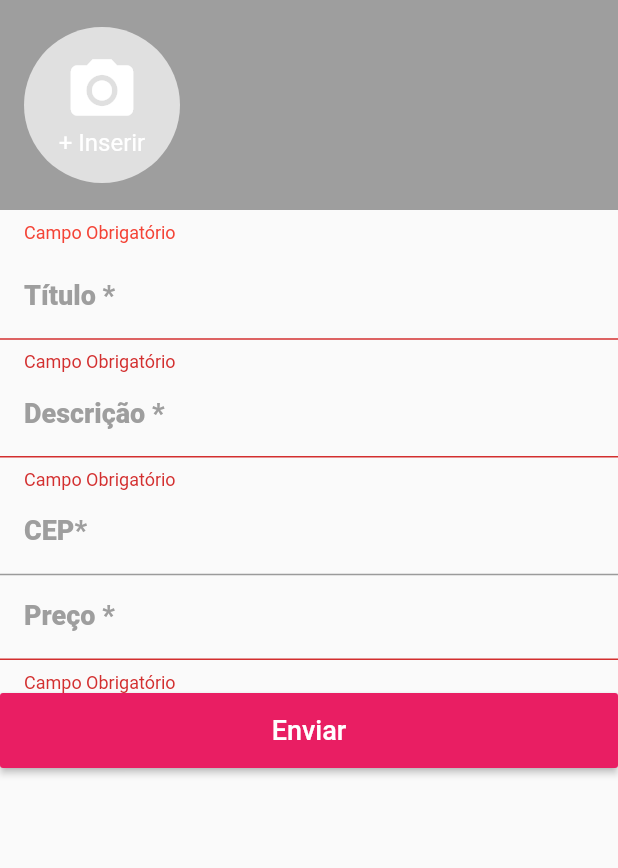
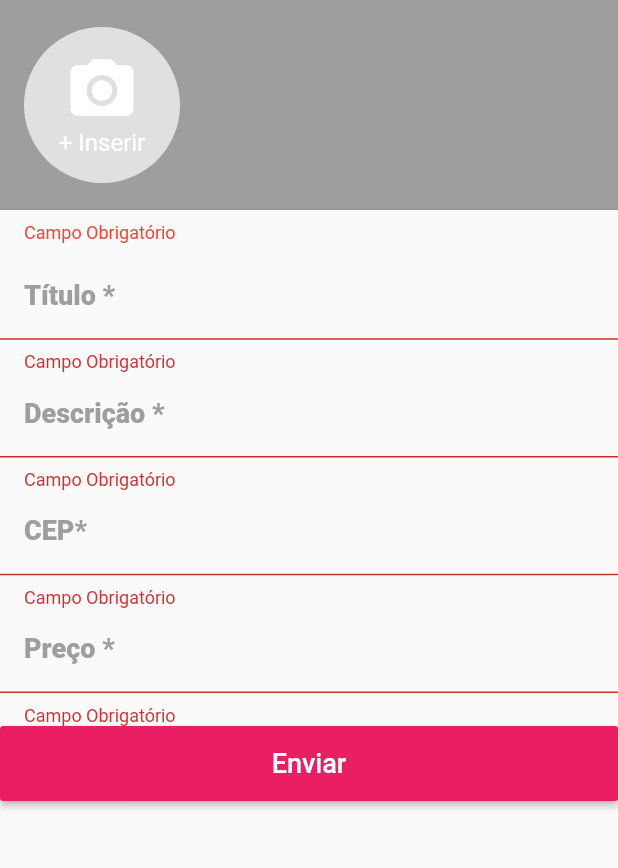
Before and after one commit to PAULOFO/business_magazine, a Flutter app: the CreateScreen screen opened directly, after a tap on "Enviar", on a phone screen of 412 x 824 dp, the part 84-952 px from its top. Run offline on Flutter 3.47's test engine with Material 2 defaults, Android fonts, the phone set to English and light mode, and no system bars; our stand-ins replace brasil_fields, dio, image_picker, rxdart.

Commit message:
Finalizando o Campo de CEP

```diff
--- a/lib/api/api_postalcode.dart
+++ b/lib/api/api_postalcode.dart
@@ -29,7 +29,7 @@
       federativeUnit: response.data['uf'],
     );
 
-    return ApiResponse.sucess(result: address);
+    return ApiResponse.success(result: address);
   } on DioError catch (e) {
     return ApiResponse.error(
       error: ApiError(
--- a/lib/blocs/cep_bloc.dart
+++ b/lib/blocs/cep_bloc.dart
@@ -15,14 +15,19 @@
 
 }
 
-class CapBloc {
+class CepBloc {
+
+  CepBloc() {
+    onChanged("");///VALOR VAZIO DO CEP
+  }
 
   final BehaviorSubject<CepBlocState> _cepController = BehaviorSubject<CepBlocState>();
+  Stream<CepBlocState> get outCep => _cepController.stream;
 
   void searchCep(String cep) async {
     final ApiResponse apiResponse = await getAddressFromAPI(cep);
 
-    if(apiResponse.sucess){
+    if (apiResponse.success) {
       _cepController.add(
           CepBlocState(
             cepFieldState: CepFieldState.VALID,
@@ -40,9 +45,12 @@
     }
   }
 
-  void onChanged(String cep){
-    cep = cep.trim().replaceAll('-','').replaceAll('-','');///trim REMOVE OS ESPAÇOS EM BRANCO
-    if(cep.isEmpty || cep.length < 8){///SE CEP ESTIVER OU TAMANHO FOR MENOR Q 8, ESTÁ INCOMPLETO
+  void onChanged(String cep) {
+    cep = cep.trim().replaceAll('-', '').replaceAll('-', '');
+
+    ///trim REMOVE OS ESPAÇOS EM BRANCO
+    if (cep.isEmpty || cep.length < 8) {
+      ///SE CEP ESTIVER OU TAMANHO FOR MENOR Q 8, ESTÁ INCOMPLETO
       _cepController.add(
           CepBlocState(
               cepFieldState: CepFieldState.INCOMPLETE,
@@ -52,9 +60,10 @@
     } else {
       searchCep(cep);
     }
+  }
 
-    void dispose(){
+  void dispose() {
     _cepController.close();
   }
+
 }
-}
--- a/lib/common/custom_drawer/cep_field.dart
+++ b/lib/common/custom_drawer/cep_field.dart
@@ -1,4 +1,5 @@
 import 'package:brasil_fields/brasil_fields.dart';
+import 'package:businessmagazine/blocs/cep_bloc.dart';
 import 'package:businessmagazine/models/address.dart';
 import 'package:flutter/material.dart';
 import 'package:flutter/services.dart';
@@ -19,11 +20,34 @@
   InputDecoration get decoration => widget.decoration;
   FormFieldSetter<Address> get onSaved => widget.onSaved;
 
+  CepBloc cepBloc;
+
+ @override
+  void initState() {
+    super.initState();
+    cepBloc = CepBloc();
+  }
+
+ @override
+  void dispose() {
+    cepBloc?.dispose();
+    super.dispose();
+  }
+
   @override
   Widget build(BuildContext context) {
+    return StreamBuilder<CepBlocState>(
+      initialData: CepBlocState(
+        cepFieldState: CepFieldState.INITIALIZING,
+      ),
+      stream: cepBloc.outCep,
+      builder: (context, snapshot) {
+        if(snapshot.data.cepFieldState == CepFieldState.INITIALIZING)
+          return Column();
         return Column(
           children: <Widget>[
             TextFormField(
+              initialValue: snapshot.data.cep,
               keyboardType: TextInputType.number,
               decoration: decoration,
               inputFormatters: [
@@ -31,11 +55,56 @@
                 CepInputFormatter(),
               ],
               onSaved: (c){
-            onSaved(Address());
+                onSaved(snapshot.data.address);
               },
-          onChanged: ,
-        )
+              onChanged: cepBloc.onChanged,
+              validator: (c){
+                switch(snapshot.data.cepFieldState){
+                  case CepFieldState.INITIALIZING:
+                  case CepFieldState.INCOMPLETE:
+                  case CepFieldState.INVALID:
+                    return 'Campo Obrigatório';
+                  case CepFieldState.VALID:
+                }
+                return null;
+              },
+            ),
+            buildInformation(snapshot.data)
           ],
         );
       }
+    );
   }
+
+  Widget buildInformation(CepBlocState blocState){
+    switch (blocState.cepFieldState) {
+      case CepFieldState.INITIALIZING:
+      case CepFieldState.INCOMPLETE:
+        return Container();
+      case CepFieldState.INVALID:
+        return Container(
+            height: 50,
+            padding: const EdgeInsets.all(8),
+            color: Colors.red.withAlpha(100),
+            alignment: Alignment.center,
+            child: Text(
+              'CEP Inválido',
+              textAlign: TextAlign.center,
+              style: TextStyle(fontWeight: FontWeight.w600, color: Colors.red),
+            ));
+      case CepFieldState.VALID:
+        final _address = blocState.address;
+        return Container(
+            height: 50,
+            padding: const EdgeInsets.all(8),
+            color: Colors.pink,
+            alignment: Alignment.center,
+            child: Text(
+              'Localização: ${_address.district} - ${_address.city} - ${_address.federativeUnit}',
+              textAlign: TextAlign.center,
+              style: TextStyle(fontWeight: FontWeight.w600, color: Colors.white),
+            ));
+    }
+    return Container();
+  }
+}
--- a/lib/repositories/api_response.dart
+++ b/lib/repositories/api_response.dart
@@ -2,15 +2,15 @@
 
 class ApiResponse {
 
-  ApiResponse.sucess({this.result}){
-    sucess = true;
+  ApiResponse.success({this.result}){
+    success = true;
   }
 
   ApiResponse.error({this.error}){
-    sucess = false;
+    success = false;
   }
 
-  bool sucess;///INDICARÁ SE FOI SUCESSO OU FALHA
+  bool success;///INDICARÁ SE FOI SUCESSO OU FALHA
   dynamic result;///RESULTADO DE QUALQUER TIPO
   ApiError error;///SE HOUVER ERRO NA REQUISIÇÃO, INDICA QUAL FOI O ERRO
 
--- a/lib/screens/create/create_screen.dart
+++ b/lib/screens/create/create_screen.dart
@@ -83,7 +83,7 @@
                 contentPadding: const EdgeInsets.fromLTRB(16, 10, 12, 10),
                ),
                 onSaved: (a) {
-
+                  print(a);
                 },
               ),
             TextFormField(
@@ -129,9 +129,6 @@
                   ),
                 ),
                 onPressed: (){
-                  getAddressFromAPI('83.410-340');
-
-
                   if(_formKey.currentState.validate()){
                     _formKey.currentState.save();
                   }
```
Lines whose indentation alone changed are shown as unchanged.
